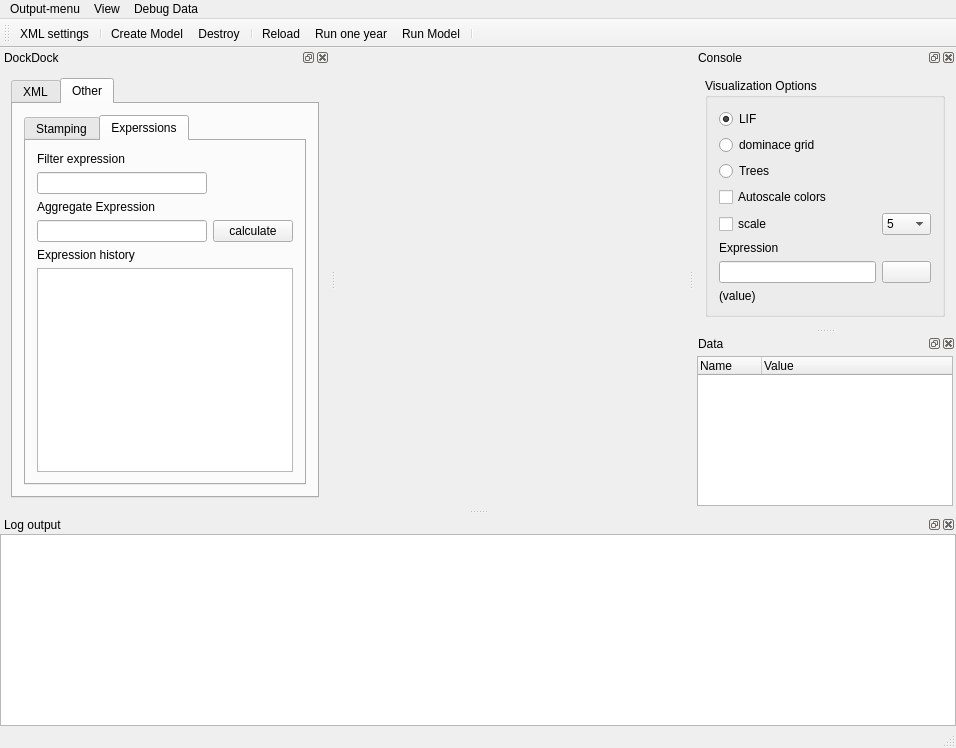
This is src/iland/mainwindow.ui in edfm-tum/iland-model as Qt 5 draws it before an edit. The edited form follows.
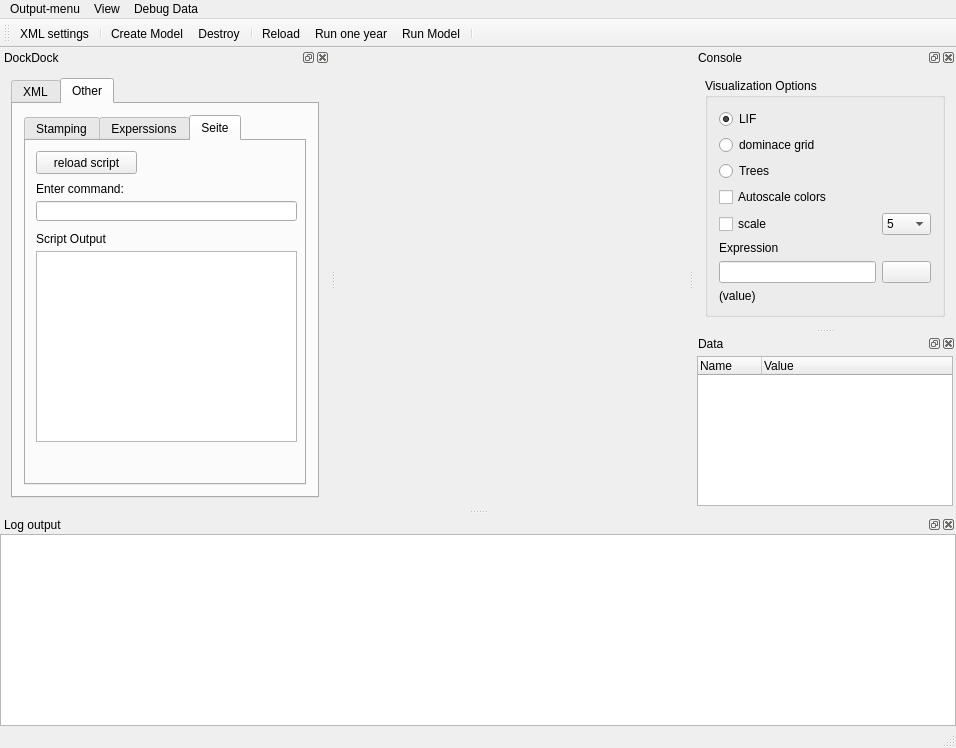
This is the edited form. Icons and pictures are not drawn. Custom widgets are drawn as their Qt base class.

Patch:
```diff
--- a/src/iland/mainwindow.ui
+++ b/src/iland/mainwindow.ui
@@ -194,7 +194,7 @@
             </sizepolicy>
            </property>
            <property name="currentIndex">
-            <number>1</number>
+            <number>2</number>
            </property>
            <widget class="QWidget" name="tab_2">
             <attribute name="title">
@@ -352,6 +352,70 @@
              </item>
             </layout>
            </widget>
+           <widget class="QWidget" name="pageScript">
+            <attribute name="title">
+             <string>Seite</string>
+            </attribute>
+            <widget class="QPushButton" name="reloadJavaScript">
+             <property name="geometry">
+              <rect>
+               <x>10</x>
+               <y>10</y>
+               <width>101</width>
+               <height>23</height>
+              </rect>
+             </property>
+             <property name="text">
+              <string>reload script</string>
+             </property>
+            </widget>
+            <widget class="QLineEdit" name="scriptCommand">
+             <property name="geometry">
+              <rect>
+               <x>10</x>
+               <y>60</y>
+               <width>261</width>
+               <height>20</height>
+              </rect>
+             </property>
+            </widget>
+            <widget class="QLabel" name="label_5">
+             <property name="geometry">
+              <rect>
+               <x>10</x>
+               <y>40</y>
+               <width>111</width>
+               <height>16</height>
+              </rect>
+             </property>
+             <property name="text">
+              <string>Enter command:</string>
+             </property>
+            </widget>
+            <widget class="QTextEdit" name="scriptResult">
+             <property name="geometry">
+              <rect>
+               <x>10</x>
+               <y>110</y>
+               <width>261</width>
+               <height>191</height>
+              </rect>
+             </property>
+            </widget>
+            <widget class="QLabel" name="label_6">
+             <property name="geometry">
+              <rect>
+               <x>10</x>
+               <y>90</y>
+               <width>81</width>
+               <height>16</height>
+              </rect>
+             </property>
+             <property name="text">
+              <string>Script Output</string>
+             </property>
+            </widget>
+           </widget>
           </widget>
          </item>
         </layout>
```
